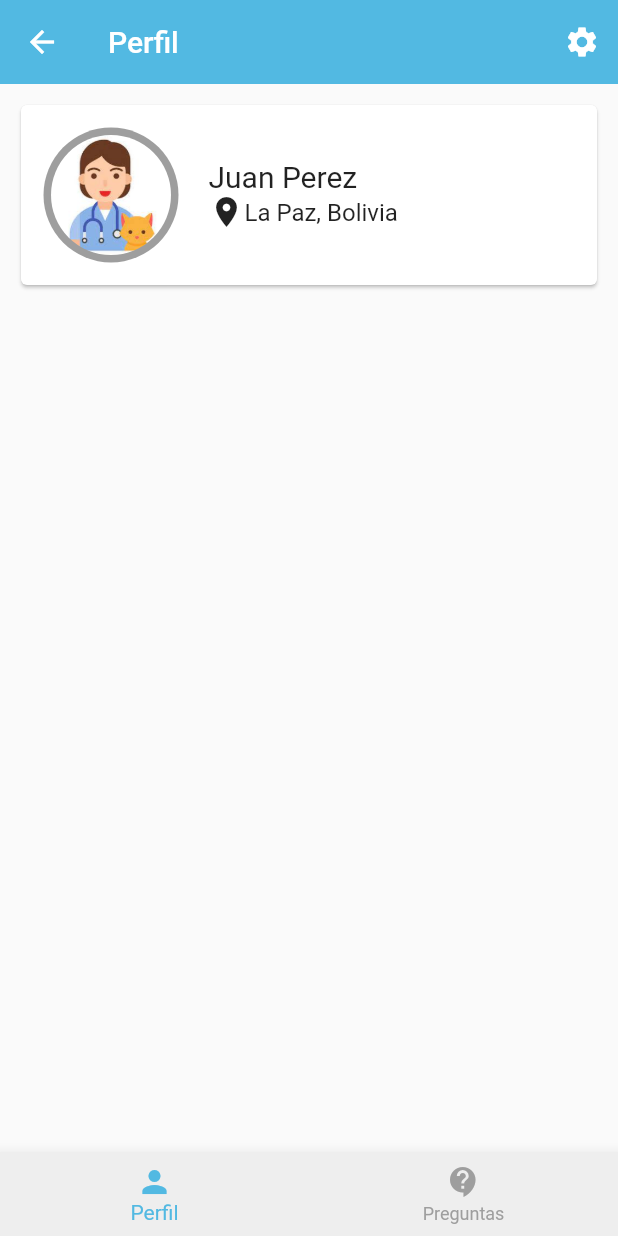
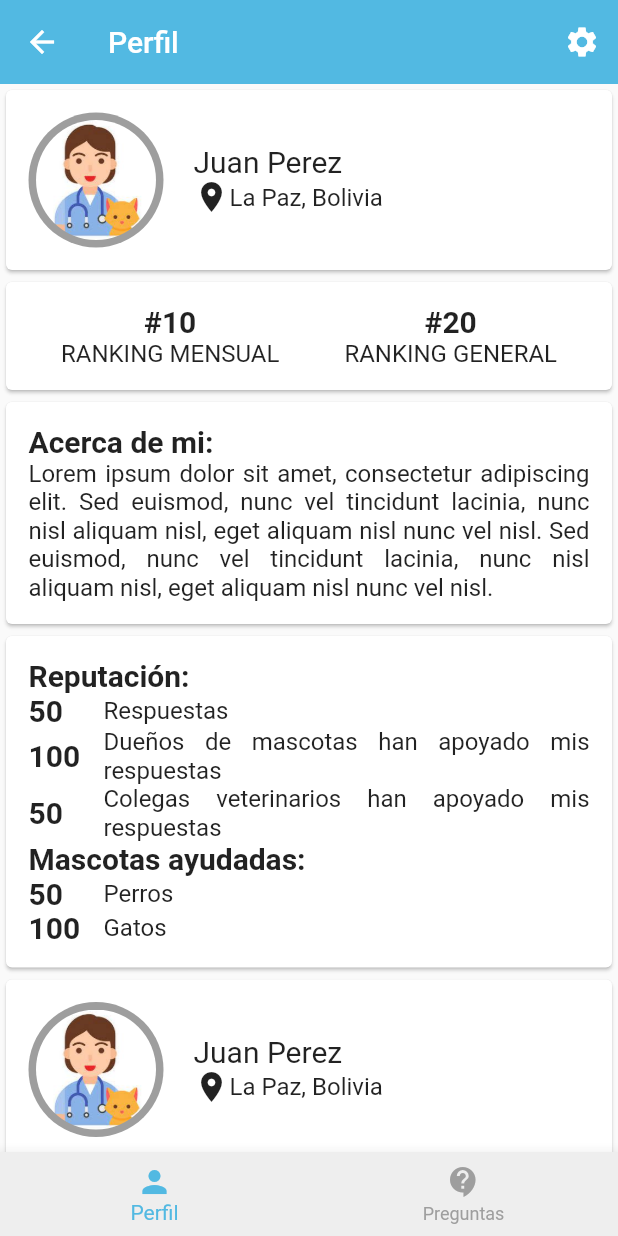
Before and after one commit to TheAlanMC/barkibu-frontend, a Flutter app: the VeterinaryProfileScreen screen opened by its route, on a phone screen of 412 x 824 dp. Run offline on Flutter 3.47's test engine with Material 2 defaults, Android fonts, the phone set to English and light mode, and no system bars; our stand-ins replace equatable, flutter_bloc, image_picker; missing offline and left inert: password_strength.

Commit message:
Added veterinary profile information

```diff
--- a/lib/screens/veterinary_profile/veterinary_profile_screen.dart
+++ b/lib/screens/veterinary_profile/veterinary_profile_screen.dart
@@ -17,13 +17,22 @@ class VeterinaryProfileScreen extends StatelessWidget {
           )
         ],
       ),
-      body: SingleChildScrollView(
-        child: Padding(
-          padding: const EdgeInsets.all(10),
-          child: Column(children: [
-            Card(child: _profileInfo()),
-          ]),
-        ),
+      body: CustomScrollView(
+        slivers: [
+          SliverFillRemaining(
+            hasScrollBody: false,
+            child: Column(mainAxisAlignment: MainAxisAlignment.spaceEvenly, children: [
+              Card(child: _profileInfo()),
+              Card(child: _veterinarianRanking()),
+              Card(child: _aboutMe()),
+              Card(child: _reputation(context)),
+              Card(child: _profileInfo()),
+              Card(child: _veterinarianRanking()),
+              Card(child: _aboutMe()),
+              Card(child: _reputation(context)),
+            ]),
+          )
+        ],
       ),
       bottomNavigationBar: const CustomBottomNavigationVeterinary(
         currentIndex: 0,
@@ -37,7 +46,7 @@ class VeterinaryProfileScreen extends StatelessWidget {
       child: Row(
         mainAxisAlignment: MainAxisAlignment.start,
         children: [
-          CustomCircleAvatar(
+          const CustomCircleAvatar(
             border: AppTheme.secondary,
             path: 'assets/veterinary_profile.jpg',
           ),
@@ -58,4 +67,100 @@ class VeterinaryProfileScreen extends StatelessWidget {
       ),
     );
   }
+
+  Widget _veterinarianRanking() {
+    return Padding(
+      padding: const EdgeInsets.all(15),
+      child: Row(
+        mainAxisAlignment: MainAxisAlignment.spaceAround,
+        children: [
+          Column(
+            crossAxisAlignment: CrossAxisAlignment.center,
+            children: const [
+              Text('#10', style: TextStyle(fontSize: 20, fontWeight: FontWeight.bold)),
+              Text('RANKING MENSUAL', style: TextStyle(fontSize: 16)),
+            ],
+          ),
+          Column(
+            crossAxisAlignment: CrossAxisAlignment.center,
+            children: const [
+              Text('#20', style: TextStyle(fontSize: 20, fontWeight: FontWeight.bold)),
+              Text('RANKING GENERAL', style: TextStyle(fontSize: 16)),
+            ],
+          ),
+        ],
+      ),
+    );
+  }
+
+  Widget _aboutMe() {
+    return Padding(
+      padding: const EdgeInsets.all(15),
+      child: Column(
+        crossAxisAlignment: CrossAxisAlignment.start,
+        children: const [
+          SizedBox(child: Text('Acerca de mi:', style: TextStyle(fontSize: 20, fontWeight: FontWeight.bold))),
+          Text(
+            //TODO: MAX 200 CHARACTERS
+            'Lorem ipsum dolor sit amet, consectetur adipiscing elit. Sed euismod, nunc vel tincidunt lacinia, nunc nisl aliquam nisl, eget aliquam nisl nunc vel nisl. Sed euismod, nunc vel tincidunt lacinia, nunc nisl aliquam nisl, eget aliquam nisl nunc vel nisl.',
+            style: TextStyle(fontSize: 16),
+            textAlign: TextAlign.justify,
+          )
+        ],
+      ),
+    );
+  }
+
+  Widget _reputation(BuildContext context) {
+    return Padding(
+      padding: const EdgeInsets.all(15),
+      child: Column(
+        crossAxisAlignment: CrossAxisAlignment.start,
+        children: [
+          const Text(
+            'Reputación:',
+            style: TextStyle(fontSize: 20, fontWeight: FontWeight.bold),
+          ),
+          Row(
+            children: const [
+              SizedBox(width: 50, child: Text('50', style: TextStyle(fontSize: 20, fontWeight: FontWeight.bold))),
+              Expanded(child: Text('Respuestas', style: TextStyle(fontSize: 16))),
+            ],
+          ),
+          Row(
+            children: const [
+              SizedBox(width: 50, child: Text('100', style: TextStyle(fontSize: 20, fontWeight: FontWeight.bold))),
+              Expanded(
+                  child: Text('Dueños de mascotas han apoyado mis respuestas',
+                      textAlign: TextAlign.justify, style: TextStyle(fontSize: 16))),
+            ],
+          ),
+          Row(
+            children: const [
+              SizedBox(width: 50, child: Text('50', style: TextStyle(fontSize: 20, fontWeight: FontWeight.bold))),
+              Expanded(
+                  child: Text('Colegas veterinarios han apoyado mis respuestas',
+                      textAlign: TextAlign.justify, style: TextStyle(fontSize: 16))),
+            ],
+          ),
+          const Text(
+            'Mascotas ayudadas:',
+            style: TextStyle(fontSize: 20, fontWeight: FontWeight.bold),
+          ),
+          Row(
+            children: const [
+              SizedBox(width: 50, child: Text('50', style: TextStyle(fontSize: 20, fontWeight: FontWeight.bold))),
+              Expanded(child: Text('Perros', style: TextStyle(fontSize: 16))),
+            ],
+          ),
+          Row(
+            children: const [
+              SizedBox(width: 50, child: Text('100', style: TextStyle(fontSize: 20, fontWeight: FontWeight.bold))),
+              Expanded(child: Text('Gatos', style: TextStyle(fontSize: 16))),
+            ],
+          ),
+        ],
+      ),
+    );
+  }
 }
```
